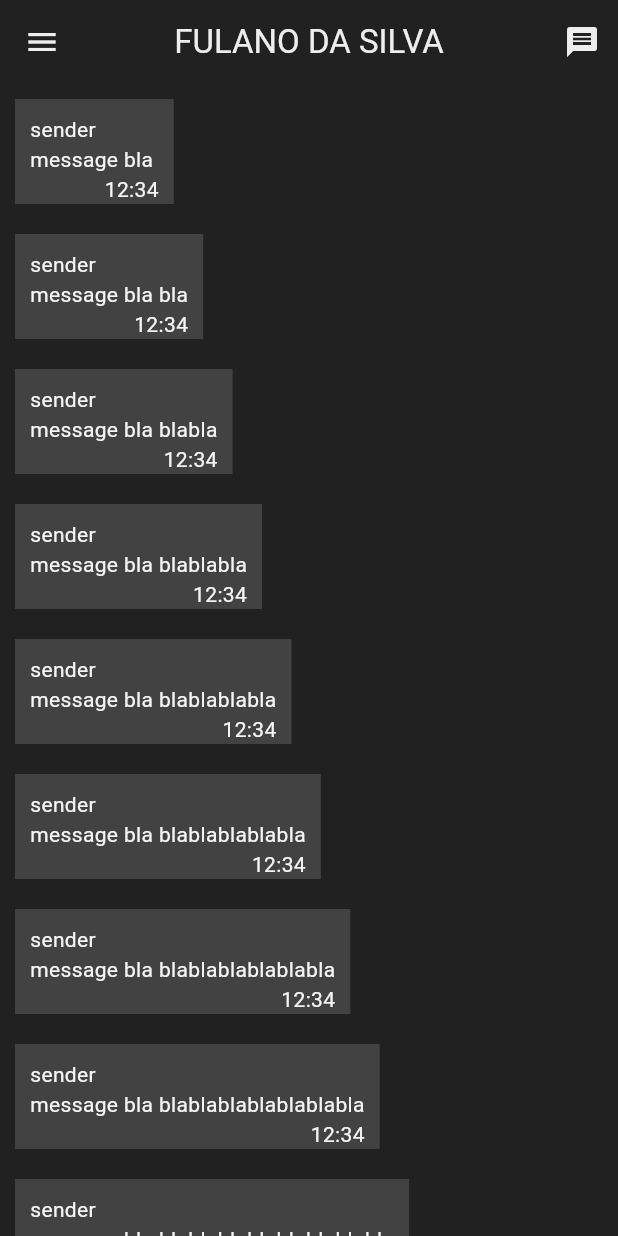
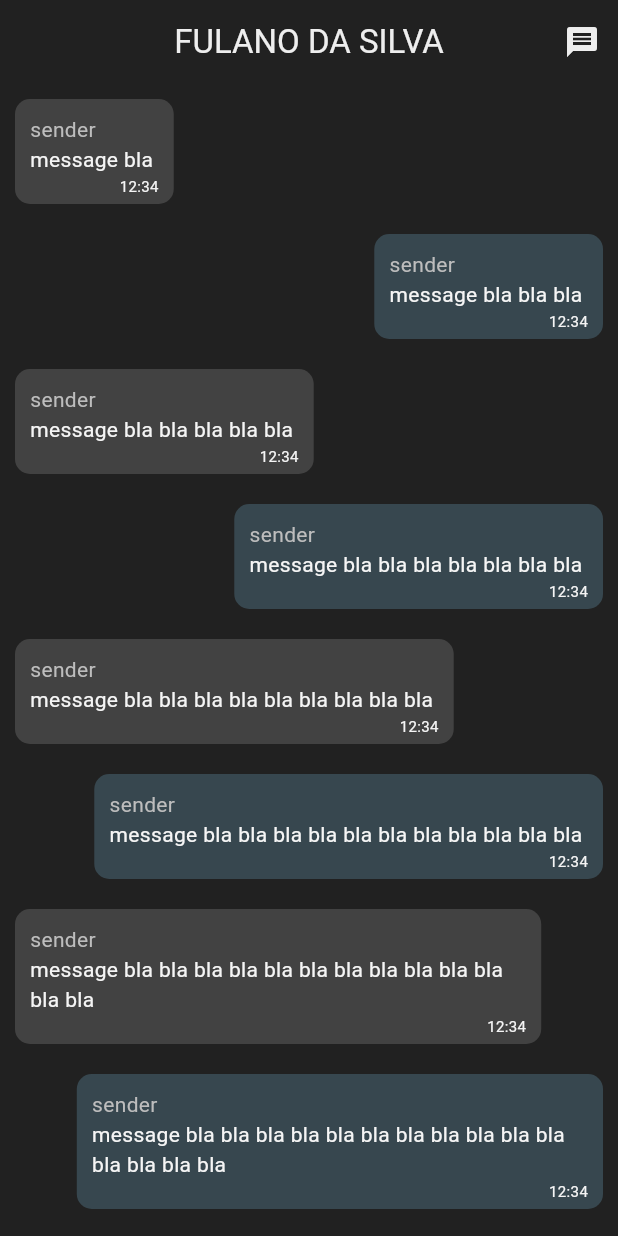
Before and after one commit to lucas-marianno/flutter_social_network_the_bottle, a Flutter app: the screen it shows after launch, on a phone screen of 412 x 824 dp. Run offline on Flutter 3.47's test engine with Material 2 defaults, Android fonts, the phone set to English and light mode, and no system bars; our stand-ins replace cached_network_image, cloud_firestore, firebase_auth, firebase_core, firebase_storage, flutter_image_compress and 2 more; accounts and stored records are empty.

Commit message:
messages WIP

```diff
--- /dev/null
+++ b/lib/components/message_baloon.dart
@@ -0,0 +1,74 @@
+import 'package:flutter/material.dart';
+
+class MessageBaloon extends StatelessWidget {
+  const MessageBaloon({
+    super.key,
+    required this.text,
+    required this.timestamp,
+    required this.sender,
+    required this.isIncoming,
+  });
+
+  final String text;
+  final String timestamp;
+  final String sender;
+  final bool isIncoming;
+
+  @override
+  Widget build(BuildContext context) {
+    // TODO: replace isIncoming parameter with:
+    // final currentUser = FirebaseAuth.instance.currentUser;
+    // final isIncoming = sender == currentUser!.email;
+    return Align(
+      alignment: isIncoming ? Alignment.topLeft : Alignment.topRight,
+      child: FractionallySizedBox(
+        widthFactor: 0.9,
+        child: Align(
+          alignment: isIncoming ? Alignment.topLeft : Alignment.topRight,
+          child: Container(
+            decoration: BoxDecoration(
+              color: isIncoming
+                  ? Theme.of(context).colorScheme.tertiary
+                  : Theme.of(context).colorScheme.onSecondary,
+              borderRadius: BorderRadius.circular(10),
+            ),
+            margin: const EdgeInsets.all(10),
+            padding: const EdgeInsets.only(
+              top: 10,
+              left: 10,
+              right: 10,
+              bottom: 20,
+            ),
+            child: Stack(
+              clipBehavior: Clip.none,
+              children: [
+                Column(
+                  crossAxisAlignment: CrossAxisAlignment.start,
+                  mainAxisSize: MainAxisSize.min,
+                  children: [
+                    // sender
+                    Text(
+                      sender,
+                      style: TextStyle(color: Theme.of(context).colorScheme.secondary),
+                    ),
+                    // message
+                    Text(text),
+                  ],
+                ),
+                // timestamp
+                Positioned(
+                  right: 0,
+                  bottom: -15,
+                  child: Text(
+                    timestamp,
+                    style: const TextStyle(fontSize: 10),
+                  ),
+                ),
+              ],
+            ),
+          ),
+        ),
+      ),
+    );
+  }
+}
--- a/lib/pages/conversation_page.dart
+++ b/lib/pages/conversation_page.dart
@@ -1,6 +1,6 @@
 import 'package:flutter/material.dart';
-import 'package:the_wall/components/drawer.dart';
 import 'package:the_wall/components/drawer_conversation.dart';
+import '../components/message_baloon.dart';
 
 class ConversationPage extends StatelessWidget {
   const ConversationPage({super.key});
@@ -11,7 +11,7 @@ class ConversationPage extends StatelessWidget {
     return Scaffold(
       key: scaffoldKey,
       backgroundColor: Theme.of(context).colorScheme.background,
-      drawer: const MyDrawer(),
+      // drawer: const MyDrawer(),
       endDrawer: const DrawerConversations(),
       appBar: AppBar(
         backgroundColor: Theme.of(context).colorScheme.primary,
@@ -22,8 +22,6 @@ class ConversationPage extends StatelessWidget {
           IconButton(
             onPressed: () {
               scaffoldKey.currentState?.openEndDrawer();
-              //TODO: go to messages
-              //TODO: show messages list in a drawer
             },
             icon: const Icon(Icons.message),
           )
@@ -34,60 +32,13 @@ class ConversationPage extends StatelessWidget {
         itemCount: 20,
         itemBuilder: (context, index) {
           return MessageBaloon(
-            text: 'message bla ${'bla' * (index % 10)}',
+            text: 'message bla ${'bla ' * (index * 2)}',
             timestamp: '12:34',
             sender: 'sender',
+            isIncoming: index % 2 == 0,
           );
         },
       ),
     );
   }
 }
-
-class MessageBaloon extends StatelessWidget {
-  const MessageBaloon({
-    super.key,
-    required this.text,
-    required this.timestamp,
-    required this.sender,
-  });
-
-  final String text;
-  final String timestamp;
-  final String sender;
-
-  @override
-  Widget build(BuildContext context) {
-    return Align(
-      alignment: Alignment.topLeft,
-      child: Container(
-        color: Colors.grey[800],
-        margin: const EdgeInsets.all(10),
-        padding: const EdgeInsets.only(
-          top: 10,
-          left: 10,
-          right: 10,
-          bottom: 20,
-        ),
-        child: Stack(
-          clipBehavior: Clip.none,
-          children: [
-            Column(
-              crossAxisAlignment: CrossAxisAlignment.start,
-              mainAxisSize: MainAxisSize.min,
-              children: [
-                Text(sender),
-                Text(text),
-              ],
-            ),
-            Positioned(
-              right: 0,
-              bottom: -20,
-              child: Text(timestamp),
-            ),
-          ],
-        ),
-      ),
-    );
-  }
-}
--- a/lib/theme.dart
+++ b/lib/theme.dart
@@ -7,7 +7,7 @@ ThemeData lightTheme = ThemeData(
     primary: Colors.grey[900]!, //
     onPrimary: Colors.grey[200]!, //
     secondary: Colors.grey, //
-    onSecondary: Colors.red,
+    onSecondary: Colors.blueGrey[100]!,
     tertiary: Colors.grey[200],
     error: Colors.grey[900]!,
     onError: Colors.white, //
@@ -26,7 +26,7 @@ ThemeData darkTheme = ThemeData(
     primary: Colors.grey[900]!, //
     onPrimary: Colors.grey[200]!, //
     secondary: Colors.grey[400]!, //
-    onSecondary: Colors.red,
+    onSecondary: Colors.blueGrey[800]!,
     tertiary: Colors.grey[800],
     error: Colors.grey[900]!,
     onError: Colors.black45, //
--- a/lib/util/timestamp_to_string.dart
+++ b/lib/util/timestamp_to_string.dart
@@ -5,7 +5,7 @@ String timestampToString(Timestamp timestamp) {
 
   String toTwoDigitString(int n) {
     final t = n.toString();
-    return t.length == 1 ? '${t}0' : t;
+    return t.length == 1 ? '0$t' : t;
   }
 
   String hour = toTwoDigitString(timestamp.toDate().hour);
```
